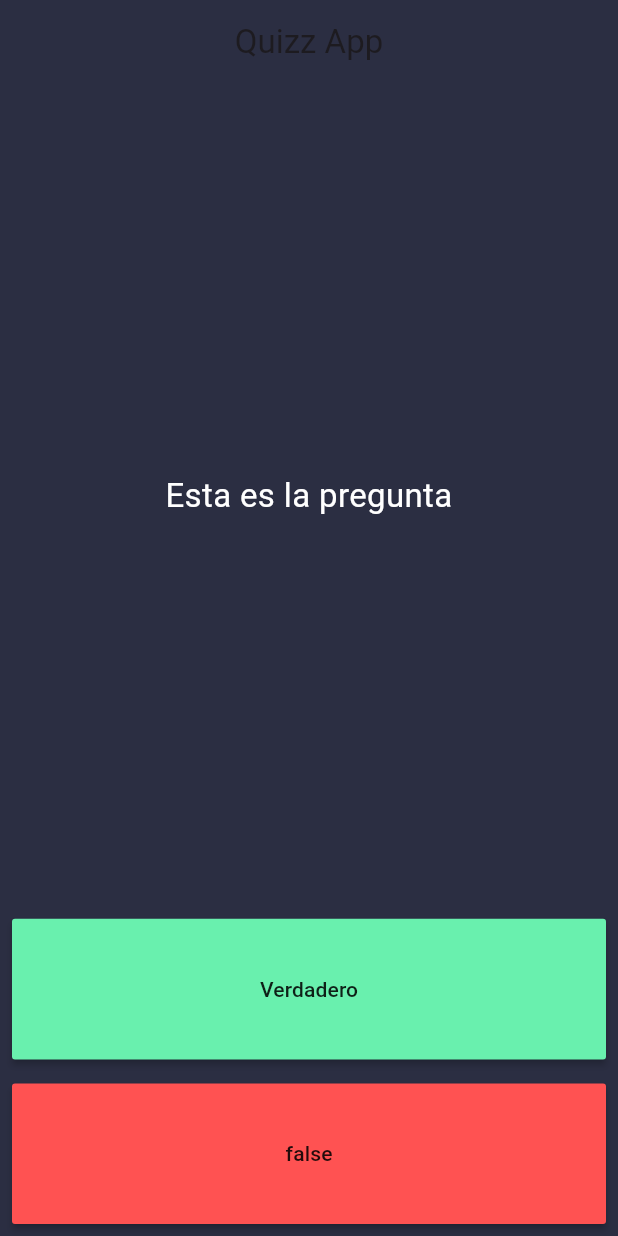
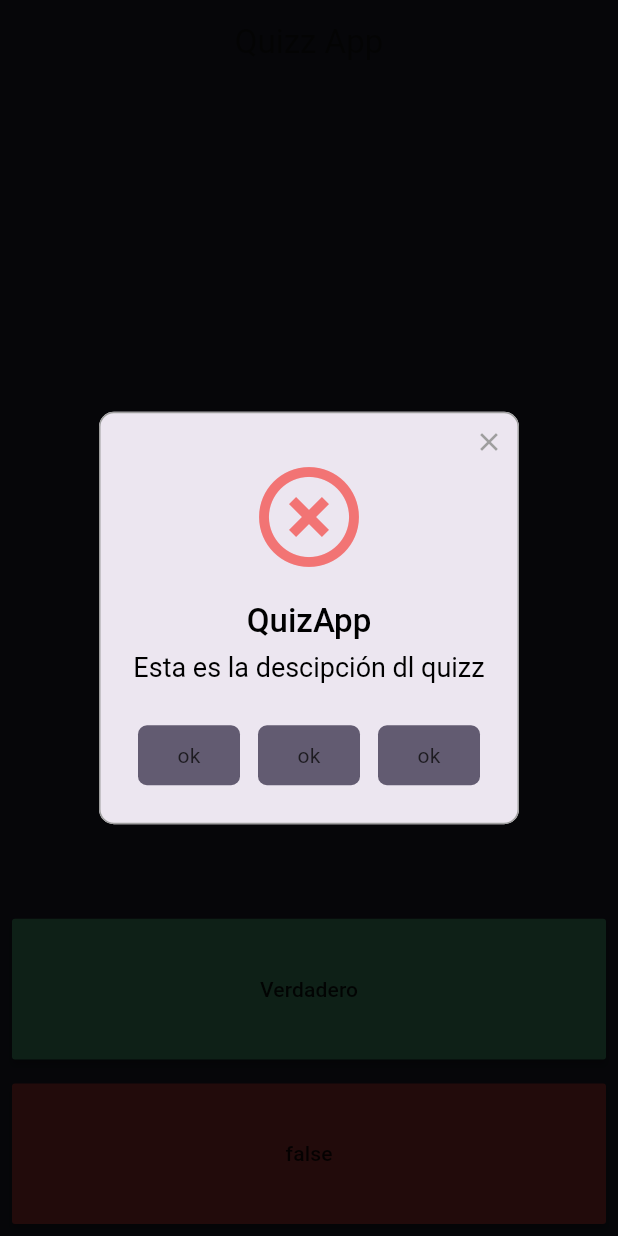
Before and after one commit to fr4nsgallegos/quizzappG8, a Flutter app: the screen it shows after launch, after a tap on "Verdadero", on a phone screen of 412 x 824 dp. Run offline on Flutter 3.47's test engine with Material 3 defaults, Android fonts, the phone set to English and light mode, and no system bars; drawn by our look-alikes of rflutter_alert.

Commit message:
alertDialog and Alert

```diff
--- a/lib/pages/home_page.dart
+++ b/lib/pages/home_page.dart
@@ -1,4 +1,5 @@
 import 'package:flutter/material.dart';
+import 'package:rflutter_alert/rflutter_alert.dart';
 
 class HomePage extends StatelessWidget {
   List<Map<String, dynamic>> questionsList = [
@@ -37,7 +38,33 @@ class HomePage extends StatelessWidget {
                 padding: const EdgeInsets.all(8.0),
                 child: MaterialButton(
                   minWidth: double.infinity,
-                  onPressed: () {},
+                  onPressed: () {
+                    Alert(
+                        context: context,
+                        type: AlertType.error,
+                        title: "QuizApp",
+                        desc: "Esta es la descipción dl quizz",
+                        buttons: [
+                          DialogButton(child: Text("ok"), onPressed: () {}),
+                          DialogButton(child: Text("ok"), onPressed: () {}),
+                          DialogButton(child: Text("ok"), onPressed: () {}),
+                        ]).show();
+                    // showDialog(
+                    //   context: context,
+                    //   builder: (BuildContext context) {
+                    //     return AlertDialog(
+                    //       title: Text("Alerta"),
+                    //       content: Text("Hola este es el cuerpo de la alerta"),
+                    //       actions: [
+                    //         TextButton(
+                    //           onPressed: () {},
+                    //           child: Text("OK"),
+                    //         )
+                    //       ],
+                    //     );
+                    //   },
+                    // );
+                  },
                   color: Colors.greenAccent,
                   child: Text("Verdadero"),
                 ),
```
Also changed, not shown: pubspec.yaml (+5 -20 lines), pubspec.lock.
